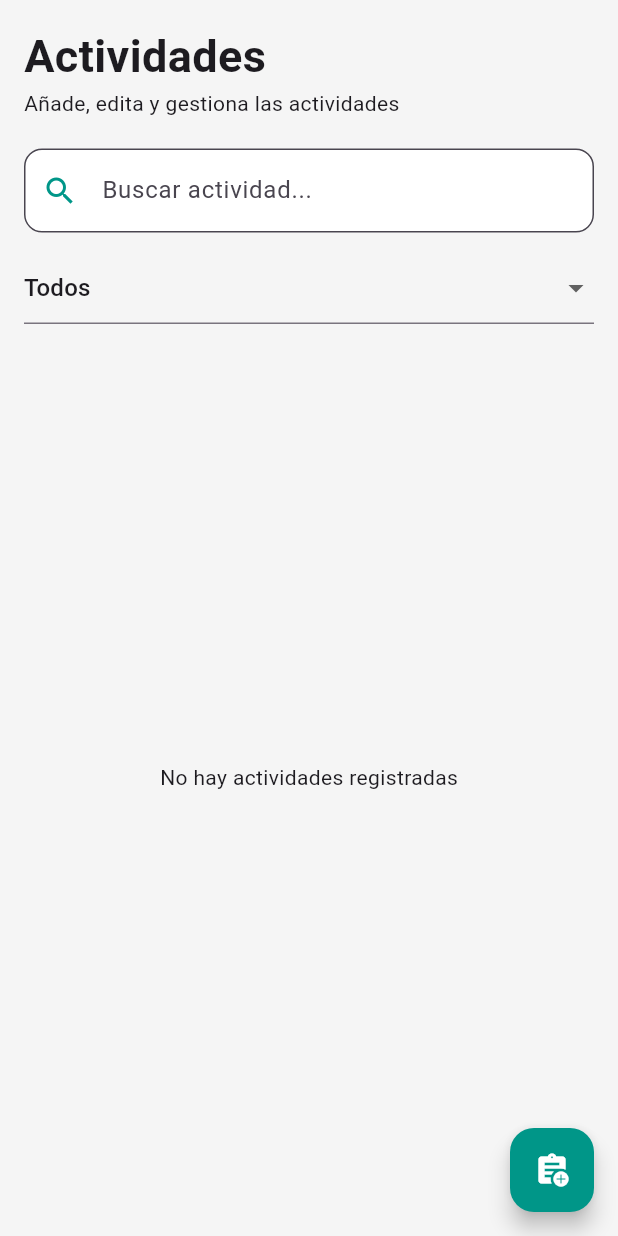
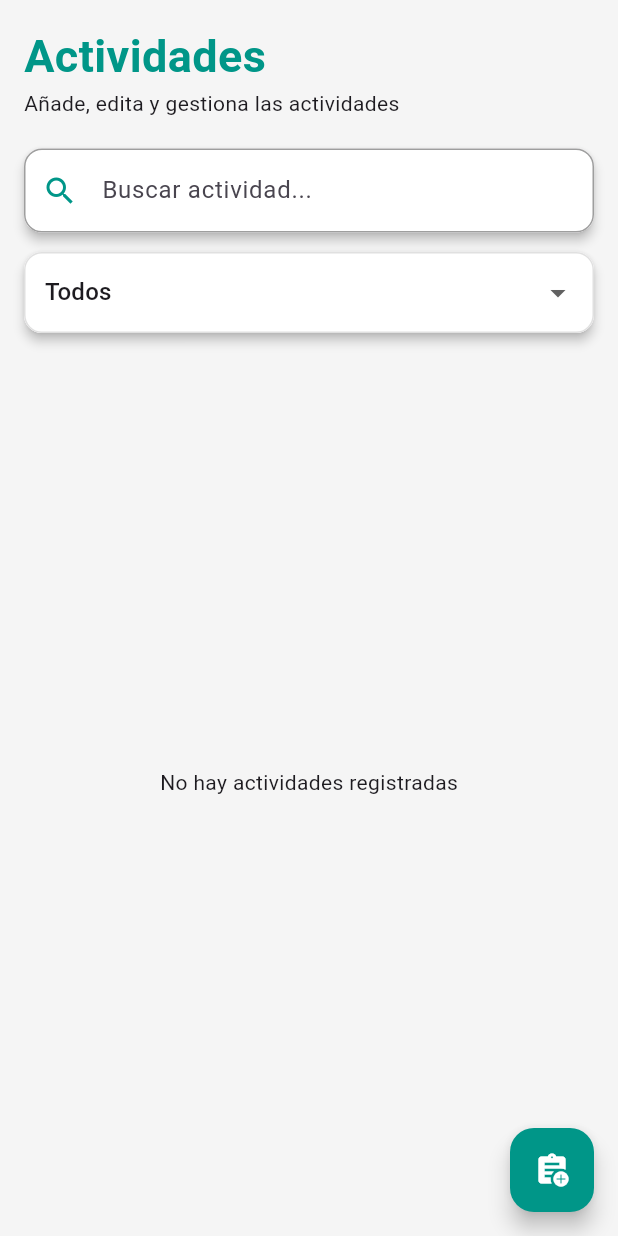
Before and after one commit to Angel05m/aula_idiomas_app, a Flutter app: the ActividadesDocente screen opened directly, after a tap on the "assignment add" icon, on a phone screen of 412 x 824 dp. Run offline on Flutter 3.47's test engine with Material 3 defaults, Android fonts, the phone set to English and light mode, and no system bars; our stand-ins replace date_field, flutter_dotenv, get, google_sign_in, image_picker, shared_preferences; accounts and stored records are empty; network calls fail.

Commit message:
feat: pre-diseño de docente

```diff
--- a/lib/screens/docente/actividades.dart
+++ b/lib/screens/docente/actividades.dart
@@ -37,13 +37,19 @@ class _ActividadesDocenteState extends State<ActividadesDocente> {
               child: Column(
                 crossAxisAlignment: CrossAxisAlignment.start,
                 children: const [
-                  Text('Actividades', style: TextStyle(fontSize: 30, fontWeight: FontWeight.bold)),
+                  Text(
+                    'Actividades',
+                    style: TextStyle(fontSize: 30, color: Colors.teal, fontWeight: FontWeight.bold),
+                  ),
                   Text('Añade, edita y gestiona las actividades'),
                 ],
               ),
             ),
             const SizedBox(height: 20),
-            TextField(
+            Material(
+              elevation: 3.0,
+              borderRadius: BorderRadius.circular(12.0),
+              child: TextField(
                 decoration: InputDecoration(
                   hintText: 'Buscar actividad...',
                   prefixIcon: const Icon(Icons.search, color: Colors.teal),
@@ -51,7 +57,24 @@ class _ActividadesDocenteState extends State<ActividadesDocente> {
                   fillColor: Colors.white,
                   border: OutlineInputBorder(
                     borderRadius: BorderRadius.circular(12.0),
-                  borderSide: const BorderSide(width: 1.0, color: Colors.grey),
+                    borderSide: const BorderSide(
+                      width: 1.0,
+                      color: Colors.grey,
+                    ),
+                  ),
+                  enabledBorder: OutlineInputBorder(
+                    borderRadius: BorderRadius.circular(12.0),
+                    borderSide: BorderSide(
+                      color: Colors.grey.shade500,
+                      width: 1.0,
+                    ),
+                  ),
+                  focusedBorder: OutlineInputBorder(
+                    borderRadius: BorderRadius.circular(12.0),
+                    borderSide: const BorderSide(
+                      color: Colors.teal,
+                      width: 3.0,
+                    ),
                   ),
                 ),
                 onChanged: (value) {
@@ -59,9 +82,43 @@ class _ActividadesDocenteState extends State<ActividadesDocente> {
                   controller.refresh(search: _search, tipo: _tipo);
                 },
               ),
+            ),
+
             const SizedBox(height: 13),
 
-            DropdownButtonFormField<String?>(
+            Material(
+              elevation: 3.0,
+              borderRadius: BorderRadius.circular(12.0),
+              child: DropdownButtonFormField<String?>(
+                decoration: InputDecoration(
+                  contentPadding: const EdgeInsets.symmetric(
+                    vertical: 15.0,
+                    horizontal: 10.0,
+                  ),
+                  filled: true,
+                  fillColor: Colors.white,
+                  border: OutlineInputBorder(
+                    borderRadius: BorderRadius.circular(12.0),
+                    borderSide: BorderSide(
+                      color: Colors.grey.shade300,
+                      width: 1.0,
+                    ),
+                  ),
+                  enabledBorder: OutlineInputBorder(
+                    borderRadius: BorderRadius.circular(12.0),
+                    borderSide: BorderSide(
+                      color: Colors.grey.shade300,
+                      width: 1.0,
+                    ),
+                  ),
+                  focusedBorder: OutlineInputBorder(
+                    borderRadius: BorderRadius.circular(12.0),
+                    borderSide: const BorderSide(
+                      color: Colors.teal,
+                      width: 2.0,
+                    ),
+                  ),
+                ),
                 value: _tipo,
                 hint: const Text('Filtrar por tipo'),
                 isExpanded: true,
@@ -70,7 +127,8 @@ class _ActividadesDocenteState extends State<ActividadesDocente> {
                     value: null,
                     child: Text('Todos'),
                   ),
-                ..._tipos.map((value) => DropdownMenuItem<String?>(
+                  ..._tipos.map(
+                    (value) => DropdownMenuItem<String?>(
                       value: value,
                       child: Text(
                         value == 'preguntas'
@@ -80,23 +138,30 @@ class _ActividadesDocenteState extends State<ActividadesDocente> {
                             : 'Auditiva y Oral',
                         overflow: TextOverflow.ellipsis,
                       ),
-                    )),
+                    ),
+                  ),
                 ],
                 onChanged: (value) {
                   setState(() => _tipo = value);
                   controller.refresh(search: _search, tipo: _tipo);
                 },
               ),
+            ),
+
             const SizedBox(height: 13),
 
             Expanded(
               child: Obx(() {
                 if (controller.isLoading.value) {
-                  return const Center(child: CircularProgressIndicator(color: Colors.teal));
+                  return const Center(
+                    child: CircularProgressIndicator(color: Colors.teal),
+                  );
                 }
 
                 if (controller.actividades.isEmpty) {
-                  return const Center(child: Text('No hay actividades registradas'));
+                  return const Center(
+                    child: Text('No hay actividades registradas'),
+                  );
                 }
 
                 return ListView.separated(
@@ -120,9 +185,15 @@ class _ActividadesDocenteState extends State<ActividadesDocente> {
                       isActive: isActive,
                       onToggleActive: () async {
                         if (isActive) {
-                          await controller.deshabilitarActividad(actividad['pk_actividad'], context);
+                          await controller.deshabilitarActividad(
+                            actividad['pk_actividad'],
+                            context,
+                          );
                         } else {
-                          await controller.habilitarActividad(actividad['pk_actividad'], context);
+                          await controller.habilitarActividad(
+                            actividad['pk_actividad'],
+                            context,
+                          );
                         }
                       },
                     );
--- a/lib/screens/docente/inicio.dart
+++ b/lib/screens/docente/inicio.dart
@@ -100,6 +100,7 @@ class _InicioDocenteState extends State<InicioDocente> {
                       'Bienvenido/a',
                       style: TextStyle(
                         fontSize: 30,
+                        color: Colors.teal.shade600,
                         fontWeight: FontWeight.bold,
                       ),
                     ),
--- a/lib/screens/docente/mis_grupos.dart
+++ b/lib/screens/docente/mis_grupos.dart
@@ -33,6 +33,7 @@ class _MisGruposDocenteState extends State<MisGruposDocente> {
                         'Grupos',
                         style: TextStyle(
                           fontSize: 30,
+                          color: Colors.teal,
                           fontWeight: FontWeight.bold,
                         ),
                       ),
```
Also changed, not shown: lib/components/card_actividad_docente.dart (+7 -10 lines), lib/components/menu_doc.dart (+4 -4 lines), lib/screens/docente/registrar_actividad.dart (+127 -38 lines). Lines whose indentation alone changed are shown as unchanged.
